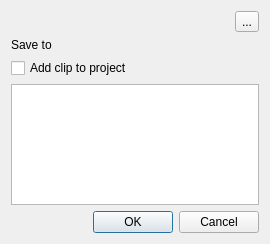
Above: src/ui/cutjobdialog_ui.ui from KDE/kdenlive before the change. Below: the same form after it.
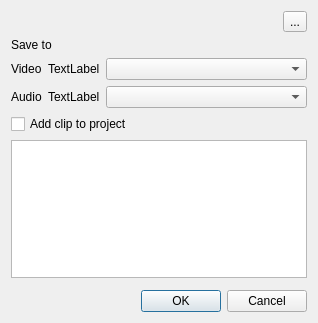
That is the form after the change. Custom widgets are drawn as their Qt base class.

The edit to the form file:
```diff
--- a/src/ui/cutjobdialog_ui.ui
+++ b/src/ui/cutjobdialog_ui.ui
@@ -6,61 +6,32 @@
    <rect>
     <x>0</x>
     <y>0</y>
-    <width>270</width>
-    <height>244</height>
+    <width>318</width>
+    <height>323</height>
    </rect>
   </property>
   <property name="windowTitle">
    <string>Cut Clip</string>
   </property>
   <layout class="QGridLayout" name="gridLayout">
-   <item row="0" column="0" colspan="3">
+   <item row="2" column="2" colspan="3">
+    <widget class="QComboBox" name="vcodec"/>
+   </item>
+   <item row="0" column="0" colspan="4">
     <widget class="QLabel" name="info_label">
      <property name="text">
       <string/>
      </property>
     </widget>
    </item>
-   <item row="0" column="3">
-    <widget class="QToolButton" name="button_more">
-     <property name="toolTip">
-      <string>Configure job</string>
-     </property>
+   <item row="2" column="1">
+    <widget class="QLabel" name="video_codec">
      <property name="text">
-      <string>...</string>
+      <string>TextLabel</string>
      </property>
-     <property name="checkable">
-      <bool>true</bool>
-     </property>
-     <property name="autoRaise">
-      <bool>false</bool>
-     </property>
     </widget>
    </item>
-   <item row="1" column="0">
-    <widget class="QLabel" name="destination_label">
-     <property name="sizePolicy">
-      <sizepolicy hsizetype="Maximum" vsizetype="Preferred">
-       <horstretch>0</horstretch>
-       <verstretch>0</verstretch>
-      </sizepolicy>
-     </property>
-     <property name="text">
-      <string>Save to</string>
-     </property>
-    </widget>
-   </item>
-   <item row="1" column="1" colspan="3">
-    <widget class="KUrlRequester" name="file_url" native="true">
-     <property name="sizePolicy">
-      <sizepolicy hsizetype="MinimumExpanding" vsizetype="Preferred">
-       <horstretch>0</horstretch>
-       <verstretch>0</verstretch>
-      </sizepolicy>
-     </property>
-    </widget>
-   </item>
-   <item row="3" column="0" colspan="4">
+   <item row="5" column="0" colspan="5">
     <widget class="QTextEdit" name="extra_params">
      <property name="sizePolicy">
       <sizepolicy hsizetype="Expanding" vsizetype="Preferred">
@@ -70,7 +41,24 @@
      </property>
     </widget>
    </item>
-   <item row="4" column="1">
+   <item row="3" column="1">
+    <widget class="QLabel" name="audio_codec">
+     <property name="text">
+      <string>TextLabel</string>
+     </property>
+    </widget>
+   </item>
+   <item row="3" column="2" colspan="3">
+    <widget class="QComboBox" name="acodec"/>
+   </item>
+   <item row="3" column="0">
+    <widget class="QLabel" name="label_2">
+     <property name="text">
+      <string>Audio</string>
+     </property>
+    </widget>
+   </item>
+   <item row="7" column="2">
     <spacer name="verticalSpacer">
      <property name="orientation">
       <enum>Qt::Vertical</enum>
@@ -83,7 +71,64 @@
      </property>
     </spacer>
    </item>
-   <item row="4" column="2" colspan="2">
+   <item row="0" column="4">
+    <widget class="QToolButton" name="button_more">
+     <property name="toolTip">
+      <string>Configure job</string>
+     </property>
+     <property name="text">
+      <string>...</string>
+     </property>
+     <property name="checkable">
+      <bool>true</bool>
+     </property>
+     <property name="autoRaise">
+      <bool>false</bool>
+     </property>
+    </widget>
+   </item>
+   <item row="4" column="0" colspan="5">
+    <widget class="QCheckBox" name="add_clip">
+     <property name="text">
+      <string>Add clip to project</string>
+     </property>
+    </widget>
+   </item>
+   <item row="2" column="0">
+    <widget class="QLabel" name="label">
+     <property name="text">
+      <string>Video</string>
+     </property>
+    </widget>
+   </item>
+   <item row="1" column="0" colspan="5">
+    <layout class="QHBoxLayout" name="horizontalLayout">
+     <item>
+      <widget class="QLabel" name="destination_label">
+       <property name="sizePolicy">
+        <sizepolicy hsizetype="Maximum" vsizetype="Preferred">
+         <horstretch>0</horstretch>
+         <verstretch>0</verstretch>
+        </sizepolicy>
+       </property>
+       <property name="text">
+        <string>Save to</string>
+       </property>
+      </widget>
+     </item>
+     <item>
+      <widget class="KUrlRequester" name="file_url">
+       <property name="sizePolicy">
+        <sizepolicy hsizetype="MinimumExpanding" vsizetype="Preferred">
+         <horstretch>0</horstretch>
+         <verstretch>0</verstretch>
+        </sizepolicy>
+       </property>
+      </widget>
+     </item>
+    </layout>
+   </item>
+   <item row="7" column="3" colspan="2">
     <widget class="QDialogButtonBox" name="buttonBox">
      <property name="orientation">
       <enum>Qt::Horizontal</enum>
@@ -93,10 +138,10 @@
      </property>
     </widget>
    </item>
-   <item row="2" column="0" colspan="4">
-    <widget class="QCheckBox" name="add_clip">
-     <property name="text">
-      <string>Add clip to project</string>
+   <item row="6" column="0" colspan="5">
+    <widget class="KMessageWidget" name="message">
+     <property name="messageType">
+      <enum>KMessageWidget::Information</enum>
      </property>
     </widget>
    </item>
@@ -109,6 +154,11 @@
    <header>kurlrequester.h</header>
    <container>1</container>
   </customwidget>
+  <customwidget>
+   <class>KMessageWidget</class>
+   <extends>QFrame</extends>
+   <header>kmessagewidget.h</header>
+  </customwidget>
  </customwidgets>
  <resources/>
  <connections>
```
